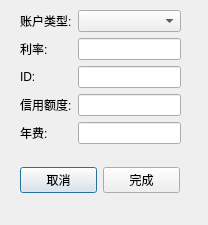
Above: CreateAccountDialog.ui from AckerlyLau/BankMaster before the change. Below: the same form after it.
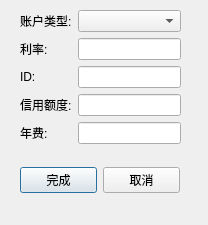
That is the form after the change.

```diff
--- a/CreateAccountDialog.ui
+++ b/CreateAccountDialog.ui
@@ -41,7 +41,7 @@
      </widget>
     </item>
     <item row="1" column="1">
-     <widget class="QLineEdit" name="IDLineEdit"/>
+     <widget class="QLineEdit" name="RateLineEdit"/>
     </item>
     <item row="2" column="0">
      <widget class="QLabel" name="label">
@@ -51,7 +51,7 @@
      </widget>
     </item>
     <item row="2" column="1">
-     <widget class="QLineEdit" name="RateLineEdit"/>
+     <widget class="QLineEdit" name="IDLineEdit"/>
     </item>
     <item row="3" column="0">
      <widget class="QLabel" name="label_3">
@@ -85,13 +85,6 @@
     </rect>
    </property>
    <layout class="QHBoxLayout" name="horizontalLayout">
-    <item>
-     <widget class="QPushButton" name="cancleBtn">
-      <property name="text">
-       <string>取消</string>
-      </property>
-     </widget>
-    </item>
     <item>
      <widget class="QPushButton" name="finishBtn">
       <property name="text">
@@ -99,6 +92,13 @@
       </property>
      </widget>
     </item>
+    <item>
+     <widget class="QPushButton" name="cancleBtn">
+      <property name="text">
+       <string>取消</string>
+      </property>
+     </widget>
+    </item>
    </layout>
   </widget>
  </widget>
```
